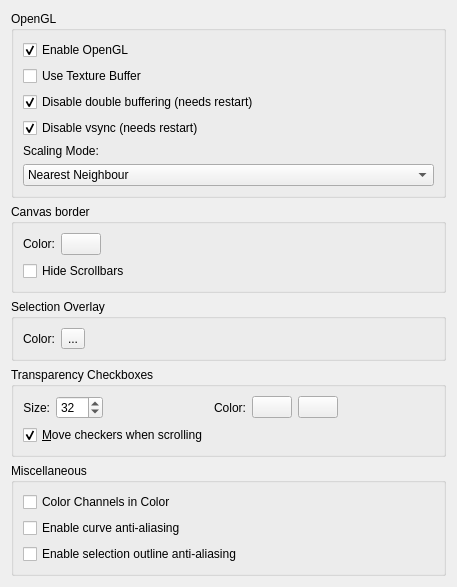
Above: krita/ui/forms/wdgdisplaysettings.ui from KDE/krita before the change. Below: the same form after it.
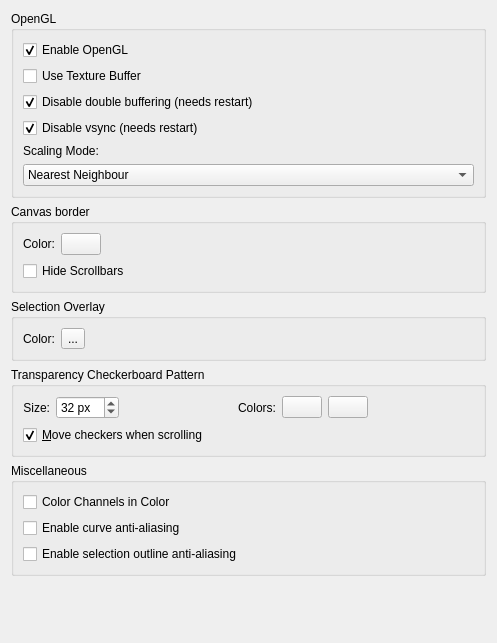
That is the form after the change. Custom widgets are drawn as their Qt base class.

Commit message: update wording for checkerboard and add unit of measurement to value

Diff of the .ui file:
```diff
--- a/krita/ui/forms/wdgdisplaysettings.ui
+++ b/krita/ui/forms/wdgdisplaysettings.ui
@@ -6,8 +6,8 @@
    <rect>
     <x>0</x>
     <y>0</y>
-    <width>457</width>
-    <height>518</height>
+    <width>497</width>
+    <height>643</height>
    </rect>
   </property>
   <property name="sizePolicy">
@@ -56,7 +56,7 @@
    <item row="3" column="0">
     <widget class="QGroupBox" name="grpCheckers">
      <property name="title">
-      <string>Transparency Checkboxes</string>
+      <string>Transparency Checkerboard Pattern</string>
      </property>
      <layout class="QGridLayout">
       <item row="0" column="0">
@@ -74,6 +74,9 @@
       </item>
       <item row="0" column="1">
        <widget class="QSpinBox" name="intCheckSize">
+        <property name="suffix">
+         <string> px</string>
+        </property>
         <property name="maximum">
          <number>256</number>
         </property>
@@ -98,7 +101,7 @@
       <item row="0" column="3">
        <widget class="QLabel" name="lblColor">
         <property name="text">
-         <string>Color:</string>
+         <string>Colors:</string>
         </property>
         <property name="alignment">
          <set>Qt::AlignRight|Qt::AlignTrailing|Qt::AlignVCenter</set>
```
